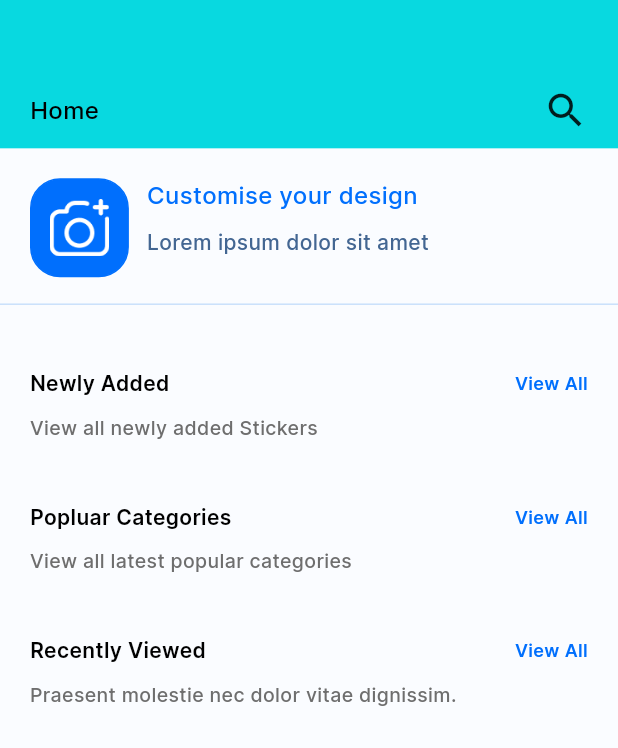
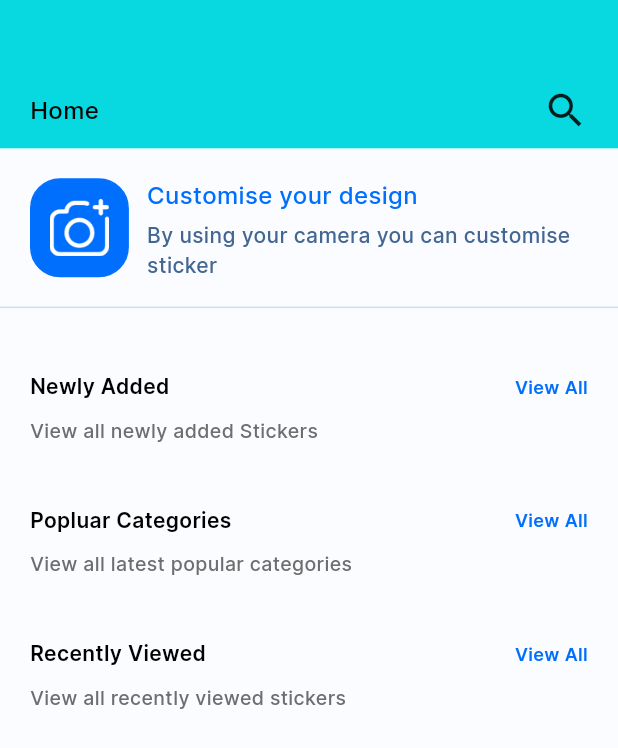
Before and after one commit to shree-nettem/pixel_parade_flutter, a Flutter app: the HomeScreen screen opened directly, on a phone screen of 412 x 824 dp. Shown: the top 748 px of the screen. Run offline on Flutter 3.47's test engine with Material 3 defaults, Android fonts, the phone set to English and light mode, and no system bars; our stand-ins replace bloc, cached_network_image, dio, equatable, flutter_bloc, hexcolor and 2 more; missing offline and left inert: dart:ffi; accounts and stored records are empty; network calls fail.

Commit message:
added text changes

```diff
--- a/pixel_parade/lib/categories.dart
+++ b/pixel_parade/lib/categories.dart
@@ -61,12 +61,12 @@ class _MyCategoriesState extends State<MyCategories> {
                       fontWeight: FontWeight.w600),
                 ),
                 const SizedBox(
-                  height: 10,
+                  height: 5,
                 ),
                 Padding(
                   padding: const EdgeInsets.only(left: 20, right: 20),
                   child: NeoText(
-                      text: "Praesent molestie nec dolor vitae dignissim.",
+                      text: "These are most popular category",
                       size: 13,
                       color: HexColor("#6E6E6E"),
                       fontWeight: FontWeight.w500),
@@ -118,12 +118,12 @@ class _MyCategoriesState extends State<MyCategories> {
                       fontWeight: FontWeight.w600),
                 ),
                 const SizedBox(
-                  height: 10,
+                  height: 5,
                 ),
                 Padding(
                   padding: const EdgeInsets.only(left: 20, right: 20),
                   child: NeoText(
-                      text: "Praesent molestie nec dolor vitae dignissim.",
+                      text: "View all updated categories",
                       size: 13,
                       color: HexColor("#6E6E6E"),
                       fontWeight: FontWeight.w500),
--- a/pixel_parade/lib/colletions.dart
+++ b/pixel_parade/lib/colletions.dart
@@ -54,7 +54,7 @@ class _MyCollection extends State<MyCollection> {
             const Padding(
               padding: EdgeInsets.only(left: 20, right: 20),
               child: NeoText(
-                  text: "All Collections (6)",
+                  text: "All Collections",
                   size: 16,
                   color: Colors.black,
                   fontWeight: FontWeight.w600),
@@ -65,7 +65,7 @@ class _MyCollection extends State<MyCollection> {
             Padding(
               padding: const EdgeInsets.only(right: 20, left: 20),
               child: NeoText(
-                  text: "Praesent molestie nec dolor vitae dignissim.",
+                  text: "View all listed collections",
                   size: 13,
                   color: HexColor("#6E6E6E"),
                   fontWeight: FontWeight.w500),
--- a/pixel_parade/lib/features/home_feature/UI/home.dart
+++ b/pixel_parade/lib/features/home_feature/UI/home.dart
@@ -1,5 +1,6 @@
 import 'package:cached_network_image/cached_network_image.dart';
 import 'package:flutter/material.dart';
+import 'package:flutter/widgets.dart';
 import 'package:flutter_bloc/flutter_bloc.dart';
 import 'package:pixel_parade/features/home_feature/bloc/bloc/home_bloc.dart';
 import 'package:pixel_parade/network/api_constants.dart';
@@ -7,6 +8,8 @@ import 'package:pixel_parade/presentation/widgets/boxdecoration_centertext.dart'
 import 'package:pixel_parade/presentation/widgets/boxdecortion_withtext.dart';
 import 'package:pixel_parade/presentation/widgets/textwidgets.dart';
 import 'package:hexcolor/hexcolor.dart';
+
+import 'dashboard_widget.dart';
 
 class HomeScreen extends StatefulWidget {
   const HomeScreen({super.key});
@@ -81,7 +84,8 @@ class _HomeScreen extends State<HomeScreen> {
                         const SizedBox(
                           width: 12,
                         ),
-                        Column(
+                        Flexible(
+                          child: Column(
                             crossAxisAlignment: CrossAxisAlignment.start,
                             children: [
                               NeoText(
@@ -90,14 +94,16 @@ class _HomeScreen extends State<HomeScreen> {
                                   color: HexColor("#006FFD"),
                                   fontWeight: FontWeight.w500),
                               const SizedBox(
-                              height: 10,
+                                height: 5,
                               ),
                               NeoText(
-                                text: 'Lorem ipsum dolor sit amet',
+                                  text:
+                                      'By using your camera you can customise sticker',
                                   size: 14,
                                   color: HexColor("#436692"),
                                   fontWeight: FontWeight.w500)
                             ],
+                          ),
                         )
                       ]),
                 ),
@@ -143,11 +149,19 @@ class _HomeScreen extends State<HomeScreen> {
                               size: 14,
                               color: Colors.black,
                               fontWeight: FontWeight.w600),
-                          NeoText(
+                          InkWell(
+                            onTap: () {
+                              final BottomBarBloc bottombarBloc =
+                                  BlocProvider.of<BottomBarBloc>(context);
+                              bottombarBloc
+                                  .add(BottomBarUpdateCollectionEvent());
+                            },
+                            child: NeoText(
                                 text: "View All",
                                 size: 12,
                                 color: HexColor("#006FFD"),
-                              fontWeight: FontWeight.w600)
+                                fontWeight: FontWeight.w600),
+                          )
                         ],
                       ),
                       const SizedBox(
@@ -211,11 +225,19 @@ class _HomeScreen extends State<HomeScreen> {
                               size: 14,
                               color: Colors.black,
                               fontWeight: FontWeight.w600),
-                          NeoText(
+                          InkWell(
+                            onTap: () {
+                              final BottomBarBloc bottombarBloc =
+                                  BlocProvider.of<BottomBarBloc>(context);
+                              bottombarBloc
+                                  .add(BottomBarUpdateCategoriesEvent());
+                            },
+                            child: NeoText(
                                 text: "View All",
                                 size: 12,
                                 color: HexColor("#006FFD"),
-                              fontWeight: FontWeight.w600)
+                                fontWeight: FontWeight.w600),
+                          )
                         ],
                       ),
                       const SizedBox(
@@ -310,7 +332,7 @@ class _HomeScreen extends State<HomeScreen> {
                         height: 10,
                       ),
                       NeoText(
-                          text: "Praesent molestie nec dolor vitae dignissim.",
+                          text: "View all recently viewed stickers",
                           size: 13,
                           color: HexColor("#6E6E6E"),
                           fontWeight: FontWeight.w500),
--- a/pixel_parade/lib/features/home_feature/bloc/bloc/home_bloc.dart
+++ b/pixel_parade/lib/features/home_feature/bloc/bloc/home_bloc.dart
@@ -66,3 +66,29 @@ class KeywordsBloc extends Bloc<KeywordsEvent, KeywordsState> {
     }
   }
 }
+
+class BottomBarBloc extends Bloc<BottomBarEvent, BottomBarState> {
+  BottomBarBloc() : super(BottomBarInitial()) {
+    on<BottomBarUpdateHomeEvent>(bottombarUpdateHome);
+    on<BottomBarUpdateCategoriesEvent>(bottombarUpdateCategories);
+    on<BottomBarUpdateCollectionEvent>(bottombarUpdateCollection);
+  }
+
+  FutureOr<void> bottombarUpdateHome(
+      BottomBarUpdateHomeEvent event, Emitter<BottomBarState> emit) async {
+    emit(const BottomBarNewIndexUpdate(0));
+    emit(BottomBarValueUpdated());
+  }
+
+  FutureOr<void> bottombarUpdateCategories(BottomBarUpdateCategoriesEvent event,
+      Emitter<BottomBarState> emit) async {
+    emit(const BottomBarNewIndexUpdate(2));
+    emit(BottomBarValueUpdated());
+  }
+
+  FutureOr<void> bottombarUpdateCollection(BottomBarUpdateCollectionEvent event,
+      Emitter<BottomBarState> emit) async {
+    emit(const BottomBarNewIndexUpdate(1));
+    emit(BottomBarValueUpdated());
+  }
+}
--- a/pixel_parade/lib/features/home_feature/bloc/bloc/home_event.dart
+++ b/pixel_parade/lib/features/home_feature/bloc/bloc/home_event.dart
@@ -14,3 +14,12 @@ class HomeBannerFetchEvent extends BannerEvent {}
 sealed class KeywordsEvent {}
 
 class KeywordsFetchEvent extends KeywordsEvent {}
+
+@immutable
+sealed class BottomBarEvent {}
+
+class BottomBarUpdateHomeEvent extends BottomBarEvent {}
+
+class BottomBarUpdateCollectionEvent extends BottomBarEvent {}
+
+class BottomBarUpdateCategoriesEvent extends BottomBarEvent {}
--- a/pixel_parade/lib/features/home_feature/bloc/bloc/home_state.dart
+++ b/pixel_parade/lib/features/home_feature/bloc/bloc/home_state.dart
@@ -69,3 +69,20 @@ final class KeywordsError extends KeywordsState {
   final String? message;
   const KeywordsError(this.message);
 }
+
+@immutable
+abstract class BottomBarState extends Equatable {
+  const BottomBarState();
+
+  @override
+  List<Object?> get props => [];
+}
+
+final class BottomBarInitial extends BottomBarState {}
+
+final class BottomBarNewIndexUpdate extends BottomBarState {
+  final int newValue;
+  const BottomBarNewIndexUpdate(this.newValue);
+}
+
+final class BottomBarValueUpdated extends BottomBarState {}
--- a/pixel_parade/lib/presentation/widgets/boxdecoration_centertext.dart
+++ b/pixel_parade/lib/presentation/widgets/boxdecoration_centertext.dart
@@ -32,6 +32,7 @@ class BoxDecorationWithCenterText extends StatelessWidget {
               text: title,
               size: 14,
               color: Colors.black,
+              textAlign: TextAlign.center,
               fontWeight: FontWeight.w500),
         ),
       ),
--- a/pixel_parade/lib/presentation/widgets/boxdecoration_withnotification.dart
+++ b/pixel_parade/lib/presentation/widgets/boxdecoration_withnotification.dart
@@ -28,6 +28,7 @@ class BoxDecorationWithNotification extends StatelessWidget {
                   text: title,
                   size: 14,
                   color: Colors.black,
+                  textAlign: TextAlign.center,
                   fontWeight: FontWeight.w500)),
         ),
         if (notification)
--- a/pixel_parade/lib/presentation/widgets/textwidgets.dart
+++ b/pixel_parade/lib/presentation/widgets/textwidgets.dart
@@ -5,14 +5,15 @@ class NeoText extends StatelessWidget {
   final double size;
   final Color color;
   final FontWeight fontWeight;
+  final TextAlign textAlign;
 
-  const NeoText({
-    super.key,
-    required this.text,
-    required this.size,
-    required this.color,
-    required this.fontWeight,
-  });
+  const NeoText(
+      {super.key,
+      required this.text,
+      required this.size,
+      required this.color,
+      required this.fontWeight,
+      this.textAlign = TextAlign.start});
   @override
   Widget build(BuildContext context) {
     return Text(
@@ -22,7 +23,7 @@ class NeoText extends StatelessWidget {
           fontSize: size,
           fontFamily: "Inter",
           fontWeight: fontWeight),
-      textAlign: TextAlign.center,
+      textAlign: textAlign,
     );
   }
 }
```
Also changed, not shown: pixel_parade/lib/features/home_feature/UI/dashboard_widget.dart (+29 -25 lines). Lines whose indentation alone changed are shown as unchanged.
